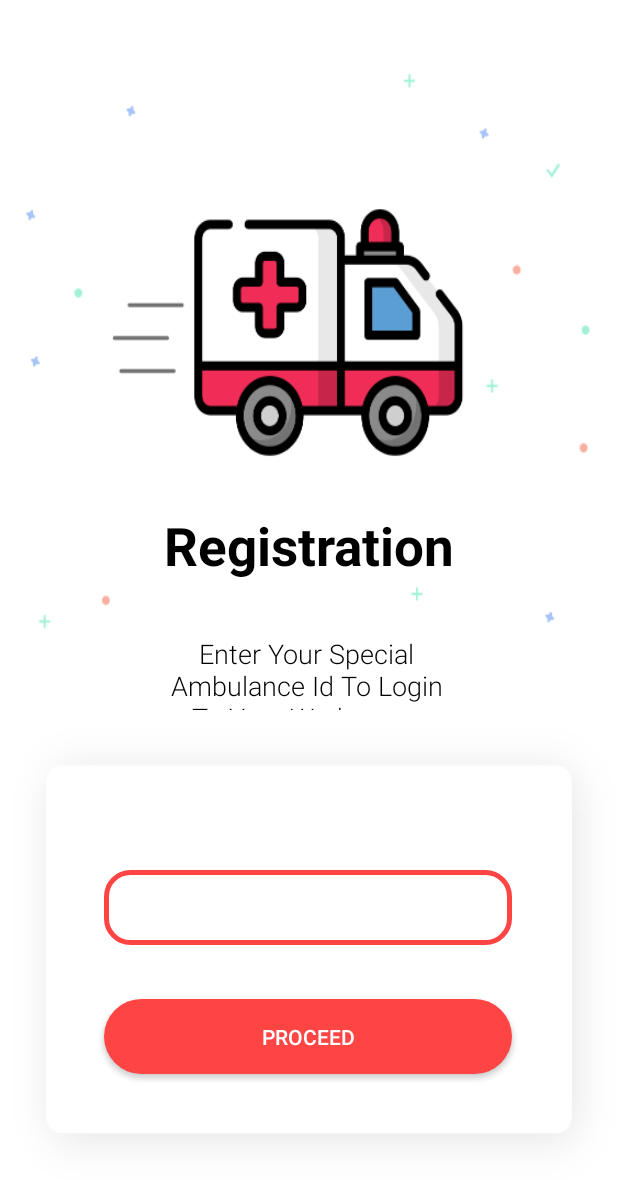
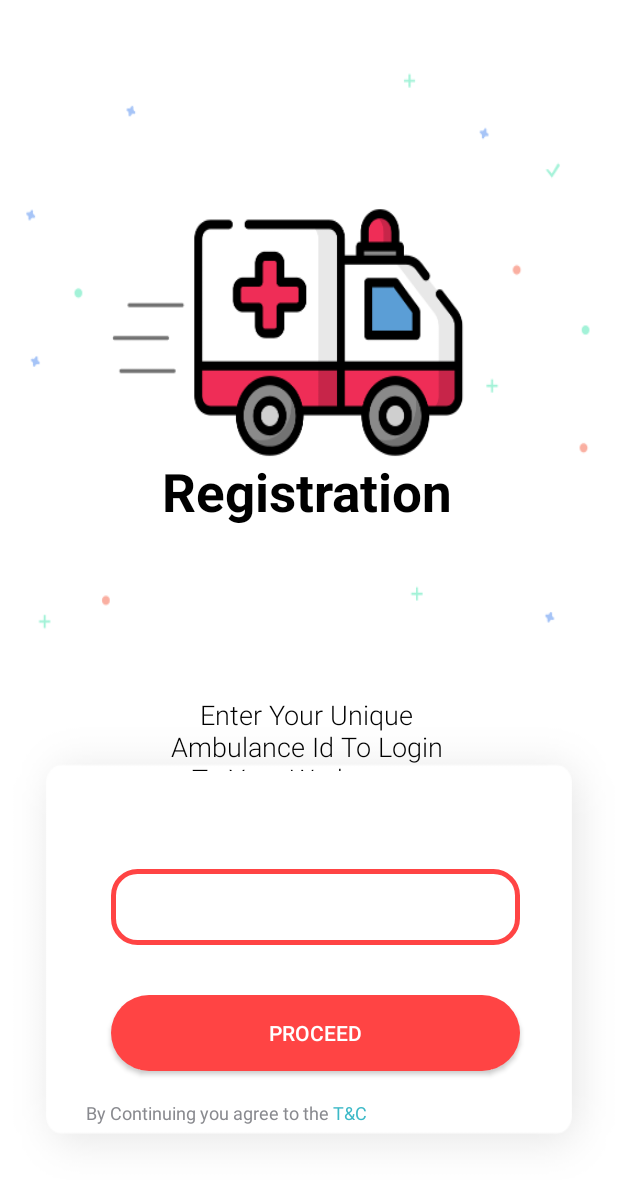
Before and after one commit to Mansi190/MedCab, an Android app: the ambulanceRegistration screen opened directly, with no data from a screen before it, on a phone screen of 412 x 824 dp. Shown: the top 1180 px of the screen. Run offline under Robolectric (Android 15) with nearby library versions, the light colour scheme and no system bars; our stand-ins replace Firebase (no records; nobody signed in at launch, a user with empty details on screens opened directly).

Commit message:
maps location done

```diff
--- a/app/build.gradle
+++ b/app/build.gradle
@@ -39,4 +39,6 @@ dependencies {
     testImplementation 'junit:junit:4.13'
     androidTestImplementation 'androidx.test.ext:junit:1.1.1'
     androidTestImplementation 'androidx.test.espresso:espresso-core:3.2.0'
+    implementation 'com.google.android.gms:play-services-maps:17.0.0'
+    implementation 'com.google.android.gms:play-services-location:17.0.0'
 }
--- a/app/src/main/AndroidManifest.xml
+++ b/app/src/main/AndroidManifest.xml
@@ -1,6 +1,10 @@
 <?xml version="1.0" encoding="utf-8"?>
 <manifest xmlns:android="http://schemas.android.com/apk/res/android"
     package="com.example.ambcab">
+
+    <uses-permission android:name="android.permission.INTERNET" />
+    <uses-permission android:name="android.permission.ACCESS_COARSE_LOCATION" />
+    <uses-permission android:name="android.permission.ACCESS_FINE_LOCATION" />
 
     <application
         android:allowBackup="true"
@@ -9,7 +13,8 @@
         android:roundIcon="@mipmap/ic_launcher_round"
         android:supportsRtl="true"
         android:theme="@style/AppTheme">
-        <activity android:name=".ambulanceRegistration"></activity>
+        <activity android:name=".Maps_activity"></activity>
+        <activity android:name=".ambulanceRegistration" />
         <activity android:name=".welcomePage" />
         <activity android:name=".patient_Homepage" />
         <activity android:name=".MedicalDetails" />
@@ -25,6 +30,10 @@
                 <category android:name="android.intent.category.LAUNCHER" />
             </intent-filter>
         </activity>
+
+        <meta-data
+            android:name="com.google.android.geo.API_KEY"
+            android:value="@string/maps_key" />
     </application>
 
 </manifest>
--- a/app/src/main/java/com/example/ambcab/ambulanceRegistration.java
+++ b/app/src/main/java/com/example/ambcab/ambulanceRegistration.java
@@ -3,6 +3,7 @@ package com.example.ambcab;
 import androidx.annotation.NonNull;
 import androidx.appcompat.app.AppCompatActivity;
 
+import android.content.Intent;
 import android.os.Bundle;
 import android.view.View;
 import android.widget.Button;
@@ -67,6 +68,8 @@ public class ambulanceRegistration extends AppCompatActivity {
                     regno.setError(null);
                 Toast.makeText(ambulanceRegistration.this, "Ambulance is present in database",
                         Toast.LENGTH_SHORT).show();
+                    Intent intent=new Intent(getApplicationContext(),Maps_activity.class);
+                    startActivity(intent);
                 }
                 else
                     {
--- a/app/src/main/res/layout/activity_ambulance_registration.xml
+++ b/app/src/main/res/layout/activity_ambulance_registration.xml
@@ -1,5 +1,5 @@
 <?xml version="1.0" encoding="utf-8"?>
-<androidx.constraintlayout.widget.ConstraintLayout xmlns:android="http://schemas.android.com/apk/res/android"
+<RelativeLayout xmlns:android="http://schemas.android.com/apk/res/android"
     xmlns:app="http://schemas.android.com/apk/res-auto"
     xmlns:tools="http://schemas.android.com/tools"
     android:layout_width="match_parent"
@@ -13,7 +13,14 @@
         android:id="@+id/editText"
         android:layout_width="272dp"
         android:layout_height="50dp"
-        android:layout_marginBottom="36dp"
+        android:layout_below="@+id/textView4"
+        android:layout_alignParentStart="true"
+        android:layout_alignParentEnd="true"
+        android:layout_alignParentBottom="true"
+        android:layout_marginStart="74dp"
+        android:layout_marginTop="65dp"
+        android:layout_marginEnd="65dp"
+        android:layout_marginBottom="194dp"
         android:background="@drawable/inputbox"
         android:ems="10"
         android:inputType="number"
@@ -29,7 +36,14 @@
         android:id="@+id/tick"
         android:layout_width="wrap_content"
         android:layout_height="wrap_content"
-        android:layout_marginBottom="16dp"
+        android:layout_alignStart="@+id/editText"
+        android:layout_alignTop="@+id/editText"
+        android:layout_alignEnd="@+id/editText"
+        android:layout_alignBottom="@+id/editText"
+        android:layout_marginStart="242dp"
+        android:layout_marginTop="17dp"
+        android:layout_marginEnd="11dp"
+        android:layout_marginBottom="17dp"
         android:visibility="invisible"
         app:layout_constraintBottom_toBottomOf="@+id/editText"
         app:layout_constraintEnd_toEndOf="@+id/editText"
@@ -43,7 +57,14 @@
         android:id="@+id/button"
         android:layout_width="272dp"
         android:layout_height="50dp"
-        android:layout_marginBottom="108dp"
+        android:layout_below="@+id/textView4"
+        android:layout_alignParentStart="true"
+        android:layout_alignParentEnd="true"
+        android:layout_alignParentBottom="true"
+        android:layout_marginStart="74dp"
+        android:layout_marginTop="149dp"
+        android:layout_marginEnd="65dp"
+        android:layout_marginBottom="110dp"
         android:background="@drawable/button_pressed"
         android:text="Proceed"
         android:textColor="@drawable/button1"
@@ -58,9 +79,15 @@
         android:id="@+id/textView4"
         android:layout_width="200dp"
         android:layout_height="50dp"
+        android:layout_below="@+id/textView3"
+        android:layout_alignParentStart="true"
+        android:layout_alignParentEnd="true"
+        android:layout_marginStart="104dp"
+        android:layout_marginTop="-360dp"
+        android:layout_marginEnd="107dp"
         android:fontFamily="@font/light"
         android:gravity="center"
-        android:text="Enter Your Special Ambulance Id To Login To Your Workspace"
+        android:text="Enter Your Unique Ambulance Id To Login To Your Workspace"
         android:textColor="@color/black"
         android:textSize="8pt"
         app:layout_constraintBottom_toBottomOf="parent"
@@ -74,14 +101,61 @@
         android:id="@+id/textView3"
         android:layout_width="wrap_content"
         android:layout_height="wrap_content"
+        android:layout_alignParentStart="true"
+        android:layout_alignParentTop="true"
+        android:layout_alignParentEnd="true"
+        android:layout_alignParentBottom="true"
+        android:layout_marginStart="108dp"
+        android:layout_marginTop="304dp"
+        android:layout_marginEnd="97dp"
+        android:layout_marginBottom="377dp"
+        android:fontFamily="@font/bold"
         android:text="Registration"
-        android:fontFamily="@font/bold"
+        android:textColor="@color/black"
         android:textSize="16pt"
-        android:textColor="@color/black"
         app:layout_constraintBottom_toBottomOf="parent"
         app:layout_constraintEnd_toEndOf="parent"
         app:layout_constraintStart_toStartOf="parent"
         app:layout_constraintTop_toTopOf="parent"
         app:layout_constraintVertical_bias="0.438" />
 
-</androidx.constraintlayout.widget.ConstraintLayout>
+    <TextView
+        android:id="@+id/textView7"
+        android:layout_width="wrap_content"
+        android:layout_height="wrap_content"
+        android:layout_alignParentStart="true"
+        android:layout_alignParentBottom="true"
+        android:layout_marginStart="57dp"
+        android:layout_marginLeft="16dp"
+        android:layout_marginBottom="74dp"
+        android:text="By Continuing you agree to the"
+        android:textColor="@color/grey"
+        android:textSize="12sp"
+        app:layout_constraintBottom_toBottomOf="parent"
+        app:layout_constraintEnd_toEndOf="parent"
+        app:layout_constraintHorizontal_bias="0.145"
+        app:layout_constraintStart_toStartOf="parent"
+        app:layout_constraintTop_toBottomOf="@+id/editText4"
+        app:layout_constraintVertical_bias="0.13" />
+
+    <TextView
+        android:id="@+id/textView8"
+        android:layout_width="wrap_content"
+        android:layout_height="wrap_content"
+        android:layout_alignParentEnd="true"
+        android:layout_alignParentBottom="true"
+        android:layout_marginStart="0dp"
+        android:layout_marginEnd="167dp"
+        android:layout_marginBottom="74dp"
+        android:layout_toEndOf="@+id/textView7"
+        android:text=" T&amp;C"
+        android:textColor="@color/bluegreen"
+        android:textSize="12sp"
+        app:layout_constraintBottom_toBottomOf="parent"
+        app:layout_constraintEnd_toEndOf="parent"
+        app:layout_constraintHorizontal_bias="0.0"
+        app:layout_constraintStart_toEndOf="@+id/textView7"
+        app:layout_constraintTop_toBottomOf="@+id/editText4"
+        app:layout_constraintVertical_bias="0.135" />
+
+</RelativeLayout>
--- a/app/src/main/res/values/strings.xml
+++ b/app/src/main/res/values/strings.xml
@@ -4,4 +4,5 @@
     <string name="title_home">Home</string>
     <string name="title_dashboard">Contact</string>
     <string name="title_notifications">Profile</string>
+    <string name="maps_key" translatable="false">AIzaSyAzFVNq_ASBnHBMotJDblQf2zxb0kMYB3Y</string>
 </resources>
```
